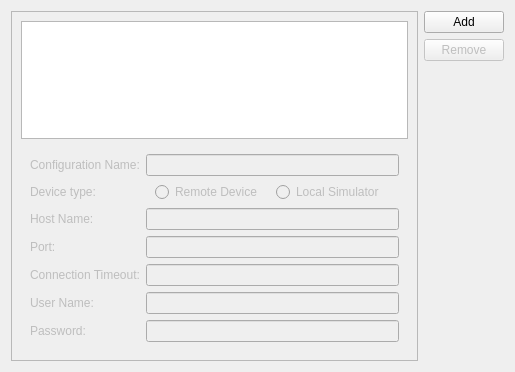
Old version of the form src/plugins/qt4projectmanager/qt-maemo/maemosettingswidget.ui in the repository qt-creator/qt-creator.
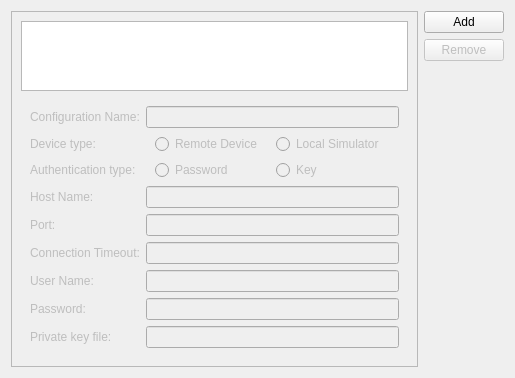
New version of the form.

Commit message: Maemo: Add authentication options (password or key based)

What changed in the file:
```diff
--- a/src/plugins/qt4projectmanager/qt-maemo/maemosettingswidget.ui
+++ b/src/plugins/qt4projectmanager/qt-maemo/maemosettingswidget.ui
@@ -42,13 +42,6 @@
          <item row="0" column="1">
           <widget class="QLineEdit" name="nameLineEdit"/>
          </item>
-         <item row="1" column="0">
-          <widget class="QLabel" name="label_2">
-           <property name="text">
-            <string>Device type:</string>
-           </property>
-          </widget>
-         </item>
          <item row="1" column="1">
           <widget class="QWidget" name="widget_2" native="true">
            <layout class="QHBoxLayout" name="horizontalLayout_2">
@@ -75,60 +68,114 @@
            </layout>
           </widget>
          </item>
-         <item row="2" column="0">
+         <item row="3" column="0">
           <widget class="QLabel" name="label_3">
            <property name="text">
             <string>Host Name:</string>
            </property>
           </widget>
          </item>
-         <item row="2" column="1">
+         <item row="3" column="1">
           <widget class="QLineEdit" name="hostLineEdit"/>
          </item>
-         <item row="3" column="0">
+         <item row="4" column="0">
           <widget class="QLabel" name="label_4">
            <property name="text">
             <string>Port:</string>
            </property>
           </widget>
          </item>
-         <item row="3" column="1">
+         <item row="4" column="1">
           <widget class="QLineEdit" name="portLineEdit"/>
          </item>
-         <item row="4" column="0">
+         <item row="5" column="0">
           <widget class="QLabel" name="label_5">
            <property name="text">
             <string>Connection Timeout:</string>
            </property>
           </widget>
          </item>
-         <item row="4" column="1">
+         <item row="5" column="1">
           <widget class="QLineEdit" name="timeoutLineEdit"/>
          </item>
-         <item row="5" column="0">
+         <item row="6" column="0">
           <widget class="QLabel" name="label_6">
            <property name="text">
             <string>User Name:</string>
            </property>
           </widget>
          </item>
-         <item row="5" column="1">
+         <item row="6" column="1">
           <widget class="QLineEdit" name="userLineEdit"/>
          </item>
-         <item row="6" column="0">
-          <widget class="QLabel" name="label_7">
+         <item row="7" column="0">
+          <widget class="QLabel" name="passwordLabel">
            <property name="text">
             <string>Password:</string>
            </property>
           </widget>
          </item>
-         <item row="6" column="1">
+         <item row="7" column="1">
           <widget class="QLineEdit" name="pwdLineEdit">
            <property name="echoMode">
             <enum>QLineEdit::Password</enum>
            </property>
           </widget>
          </item>
+         <item row="1" column="0">
+          <widget class="QLabel" name="label_2">
+           <property name="text">
+            <string>Device type:</string>
+           </property>
+          </widget>
+         </item>
+         <item row="2" column="0">
+          <widget class="QLabel" name="label_8">
+           <property name="text">
+            <string>Authentication type:</string>
+           </property>
+          </widget>
+         </item>
+         <item row="2" column="1">
+          <widget class="QWidget" name="widget_3" native="true">
+           <layout class="QHBoxLayout" name="horizontalLayout_3">
+            <property name="topMargin">
+             <number>0</number>
+            </property>
+            <property name="bottomMargin">
+             <number>0</number>
+            </property>
+            <item>
+             <widget class="QRadioButton" name="passwordButton">
+              <property name="text">
+               <string>Password</string>
+              </property>
+             </widget>
+            </item>
+            <item>
+             <widget class="QRadioButton" name="keyButton">
+              <property name="text">
+               <string>Key</string>
+              </property>
+             </widget>
+            </item>
+           </layout>
+          </widget>
+         </item>
+         <item row="8" column="0">
+          <widget class="QLabel" name="keyLabel">
+           <property name="text">
+            <string>Private key file:</string>
+           </property>
+          </widget>
+         </item>
+         <item row="8" column="1">
+          <widget class="QLineEdit" name="keyFileLineEdit">
+           <property name="echoMode">
+            <enum>QLineEdit::Normal</enum>
+           </property>
+          </widget>
+         </item>
         </layout>
        </widget>
       </item>
```
Left out of the diff: 66 changed lines with no effect on the pictures. The commit also changes 4 other files.
